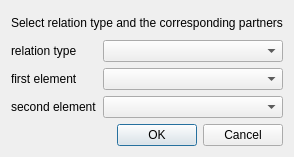
Before: the Qt Designer form evaluateGeometrics/dialogRelation.ui in itom-project/designerPlugins, drawn with Qt 5.
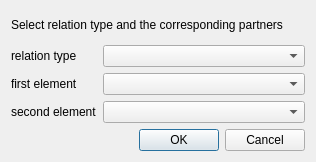
After: the same form once the commit is applied.

```diff
--- a/evaluateGeometrics/dialogRelation.ui
+++ b/evaluateGeometrics/dialogRelation.ui
@@ -6,8 +6,8 @@
    <rect>
     <x>0</x>
     <y>0</y>
-    <width>282</width>
-    <height>157</height>
+    <width>316</width>
+    <height>162</height>
    </rect>
   </property>
   <property name="windowTitle">
```
Left out of the diff: 20 changed lines with no effect on the pictures.
